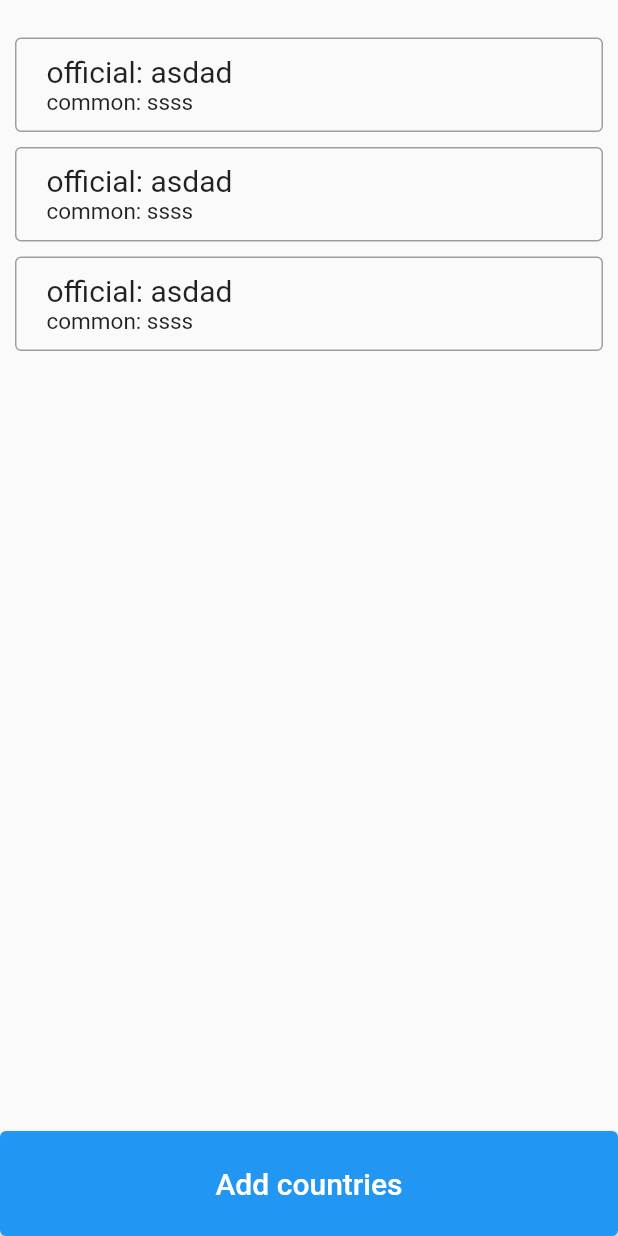
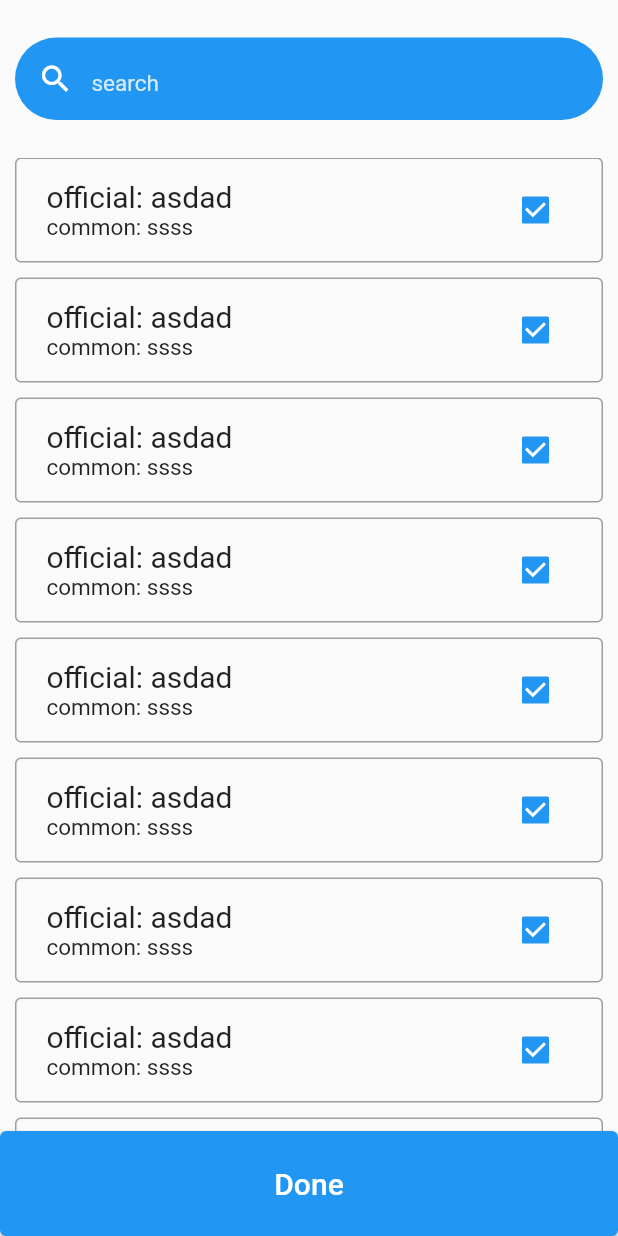
Before and after one commit to ehsanemamipour/blockcorp, a Flutter app: the screen it shows after launch, after a tap on "Add countries", on a phone screen of 412 x 824 dp. Run offline on Flutter 3.47's test engine with Material 2 defaults, Android fonts, the light colour scheme and no system bars; our stand-ins replace dartz, dio, equatable, get, get_it; missing offline and left inert: shitty_connection_checker.

Commit message:
feat:implemented countries list page ui

```diff
--- a/lib/features/countries/presentation/pages/countries_list_page.dart
+++ b/lib/features/countries/presentation/pages/countries_list_page.dart
@@ -1,4 +1,6 @@
 import 'package:blockcorp/features/countries/domain/entities/countries.dart';
+import 'package:blockcorp/features/countries/presentation/widgets/country_item.dart';
+import 'package:blockcorp/features/countries/presentation/widgets/custom_button.dart';
 import 'package:flutter/material.dart';
 
 class CountriesListPage extends StatelessWidget {
@@ -7,6 +9,71 @@ class CountriesListPage extends StatelessWidget {
   final List<Countries>? selectedCountries;
   @override
   Widget build(BuildContext context) {
-    return Container();
+    return SafeArea(
+      child: Scaffold(
+        body: Column(
+          children: [
+            const SizedBox(
+              height: 25,
+            ),
+            Container(
+              padding: const EdgeInsets.symmetric(horizontal: 15),
+              margin: const EdgeInsets.symmetric(horizontal: 10),
+              height: 55,
+              width: MediaQuery.of(context).size.width,
+              decoration: BoxDecoration(
+                  borderRadius: BorderRadius.circular(29), color: Colors.blue),
+              child: Row(
+                crossAxisAlignment: CrossAxisAlignment.center,
+                children: [
+                  const Icon(
+                    Icons.search,
+                    size: 24,
+                    color: Colors.white,
+                  ),
+                  const SizedBox(
+                    width: 12,
+                  ),
+                  Expanded(
+                    child: TextField(
+                      style: const TextStyle(color: Colors.white, fontSize: 15),
+                      textAlignVertical: TextAlignVertical.center,
+                      cursorColor: Colors.white,
+                      onChanged: (text) {},
+                      cursorWidth: 1,
+                      decoration: InputDecoration(
+                          hintText: 'search',
+                          hintStyle: TextStyle(
+                              color: Colors.white.withOpacity(0.8),
+                              fontSize: 15),
+                          border: InputBorder.none),
+                    ),
+                  ),
+                ],
+              ),
+            ),
+            const SizedBox(
+              height: 25,
+            ),
+            Expanded(
+                child: ListView.builder(
+                    itemCount: 30,
+                    itemBuilder: ((context, index) {
+                      return CountryItem(
+                        commonName: 'ssss',
+                        officialName: 'asdad',
+                        hasCheckbox: true,
+                        checkboxValue: true,
+                        onChanged: (value) {},
+                      );
+                    }))),
+            CustomButton(
+              name: 'Done',
+              onPressed: () {},
+            )
+          ],
+        ),
+      ),
+    );
   }
 }
--- a/lib/features/countries/presentation/pages/home_page.dart
+++ b/lib/features/countries/presentation/pages/home_page.dart
@@ -1,3 +1,5 @@
+import 'package:blockcorp/core/router/router.dart';
+import 'package:blockcorp/features/countries/presentation/pages/countries_list_page.dart';
 import 'package:blockcorp/features/countries/presentation/widgets/country_item.dart';
 import 'package:blockcorp/features/countries/presentation/widgets/custom_button.dart';
 import 'package:flutter/material.dart';
@@ -26,7 +28,10 @@ class HomePage extends StatelessWidget {
                     }))),
             CustomButton(
               name: 'Add countries',
-              onPressed: () {},
+              onPressed: () {
+                Navigator.pushNamed(context, countriesListRoute,
+                    arguments: const CountriesListPage(selectedCountries: []));
+              },
             )
           ],
         ),
```
